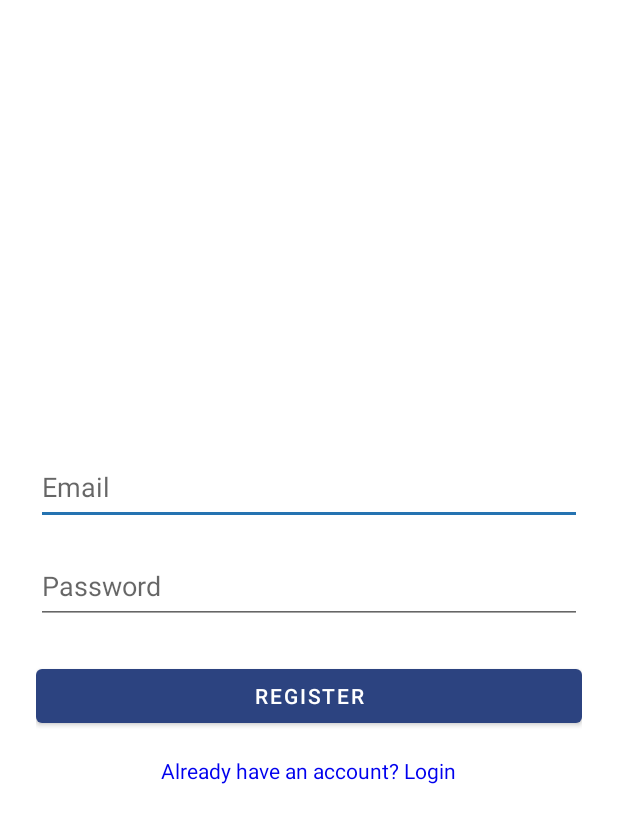
After one commit to Aschynt/APK-Task-App-v2, an Android app: the layout activity_register.xml on its own in the app's theme, with its tools: preview values and no code run, on a phone screen of 412 x 824 dp. The commit adds this screen. Shown: the top 823 px of the screen. Run offline under Robolectric (Android 15) with nearby library versions, the phone set to English and light mode, and no system bars.

Commit message:
Themes, Gradle, Firebase and Login preliminaries
Change of themes and colours, Gradle files cleaned and functioning properly, Firebase integrated, and initial groundwork laid out for Registration and Login files

```diff
--- /dev/null
+++ b/app/src/main/res/layout/activity_register.xml
@@ -0,0 +1,38 @@
+<?xml version="1.0" encoding="utf-8"?>
+<LinearLayout xmlns:android="http://schemas.android.com/apk/res/android"
+    android:layout_width="match_parent"
+    android:layout_height="match_parent"
+    android:padding="24dp"
+    android:orientation="vertical"
+    android:gravity="center">
+
+    <EditText
+        android:id="@+id/emailEditText"
+        android:layout_width="match_parent"
+        android:layout_height="50dp"
+        android:hint="Email"
+        android:inputType="textEmailAddress" />
+
+    <EditText
+        android:id="@+id/passwordEditText"
+        android:layout_width="match_parent"
+        android:layout_height="50dp"
+        android:layout_marginTop="16dp"
+        android:hint="Password"
+        android:inputType="textPassword" />
+
+    <Button
+        android:id="@+id/registerButton"
+        android:text="Register"
+        android:layout_width="match_parent"
+        android:layout_height="wrap_content"
+        android:layout_marginTop="24dp" />
+
+    <TextView
+        android:id="@+id/goToLoginText"
+        android:text="Already have an account? Login"
+        android:textColor="#0000EE"
+        android:layout_marginTop="16dp"
+        android:layout_width="wrap_content"
+        android:layout_height="wrap_content" />
+</LinearLayout>
--- a/app/src/main/res/menu/activity_main_drawer.xml
+++ b/app/src/main/res/menu/activity_main_drawer.xml
@@ -7,14 +7,14 @@
         <item
             android:id="@+id/nav_home"
             android:icon="@drawable/ic_menu_camera"
-            android:title="@string/menu_home" />
+            android:title="Home" />
         <item
             android:id="@+id/nav_gallery"
             android:icon="@drawable/ic_menu_gallery"
-            android:title="@string/menu_gallery" />
+            android:title="Tasks" />
         <item
             android:id="@+id/nav_slideshow"
             android:icon="@drawable/ic_menu_slideshow"
-            android:title="@string/menu_slideshow" />
+            android:title="Reminders" />
     </group>
 </menu>
--- a/app/src/main/res/values-night/themes.xml
+++ b/app/src/main/res/values-night/themes.xml
@@ -1,16 +1,15 @@
 <resources xmlns:tools="http://schemas.android.com/tools">
-    <!-- Base application theme. -->
     <style name="Theme.MyApplication" parent="Theme.MaterialComponents.DayNight.DarkActionBar">
-        <!-- Primary brand color. -->
-        <item name="colorPrimary">@color/purple_200</item>
-        <item name="colorPrimaryVariant">@color/purple_700</item>
-        <item name="colorOnPrimary">@color/black</item>
-        <!-- Secondary brand color. -->
-        <item name="colorSecondary">@color/teal_200</item>
-        <item name="colorSecondaryVariant">@color/teal_200</item>
-        <item name="colorOnSecondary">@color/black</item>
-        <!-- Status bar color. -->
+        <!-- Use lighter blue in dark theme -->
+        <item name="colorPrimary">@color/light_blue</item>
+        <item name="colorPrimaryVariant">@color/light_blue</item>
+        <item name="colorOnPrimary">@color/white</item>
+
+        <!-- Secondary color (can keep same or define another) -->
+        <item name="colorSecondary">@color/dark_blue</item>
+        <item name="colorSecondaryVariant">@color/dark_blue</item>
+        <item name="colorOnSecondary">@color/white</item>
+
         <item name="android:statusBarColor">?attr/colorPrimaryVariant</item>
-        <!-- Customize your theme here. -->
     </style>
 </resources>
--- a/app/src/main/res/values/colors.xml
+++ b/app/src/main/res/values/colors.xml
@@ -5,6 +5,10 @@
     <color name="purple_700">#FF3700B3</color>
     <color name="teal_200">#FF03DAC5</color>
     <color name="teal_700">#FF018786</color>
-    <color name="black">#FF000000</color>
-    <color name="white">#FFFFFFFF</color>
+
+    <color name="dark_blue">#2C4380</color>
+    <color name="light_blue">#2573B1</color>
+    <color name="white">#FFFFFF</color>
+    <color name="black">#000000</color>
+
 </resources>
--- a/app/src/main/res/values/themes.xml
+++ b/app/src/main/res/values/themes.xml
@@ -1,17 +1,18 @@
 <resources xmlns:tools="http://schemas.android.com/tools">
     <!-- Base application theme. -->
     <style name="Theme.MyApplication" parent="Theme.MaterialComponents.DayNight.DarkActionBar">
-        <!-- Primary brand color. -->
-        <item name="colorPrimary">@color/purple_500</item>
-        <item name="colorPrimaryVariant">@color/purple_700</item>
+        <!-- Primary brand color (Dark Blue for light theme) -->
+        <item name="colorPrimary">@color/dark_blue</item>
+        <item name="colorPrimaryVariant">@color/dark_blue</item>
         <item name="colorOnPrimary">@color/white</item>
-        <!-- Secondary brand color. -->
-        <item name="colorSecondary">@color/teal_200</item>
-        <item name="colorSecondaryVariant">@color/teal_700</item>
-        <item name="colorOnSecondary">@color/black</item>
-        <!-- Status bar color. -->
+
+        <!-- Secondary color -->
+        <item name="colorSecondary">@color/light_blue</item>
+        <item name="colorSecondaryVariant">@color/light_blue</item>
+        <item name="colorOnSecondary">@color/white</item>
+
+        <!-- Status bar color -->
         <item name="android:statusBarColor">?attr/colorPrimaryVariant</item>
-        <!-- Customize your theme here. -->
     </style>
 
     <style name="Theme.MyApplication.NoActionBar">
```
Also changed, not shown: app/build.gradle.kts (+1 -8 lines), app/src/main/AndroidManifest.xml (+15 -7 lines), app/src/main/res/layout/activity_login.xml (added, +38 -0 lines), app/src/main/res/layout/activity_settings.xml (added, +14 -0 lines), build.gradle.kts (+1 -9 lines).
